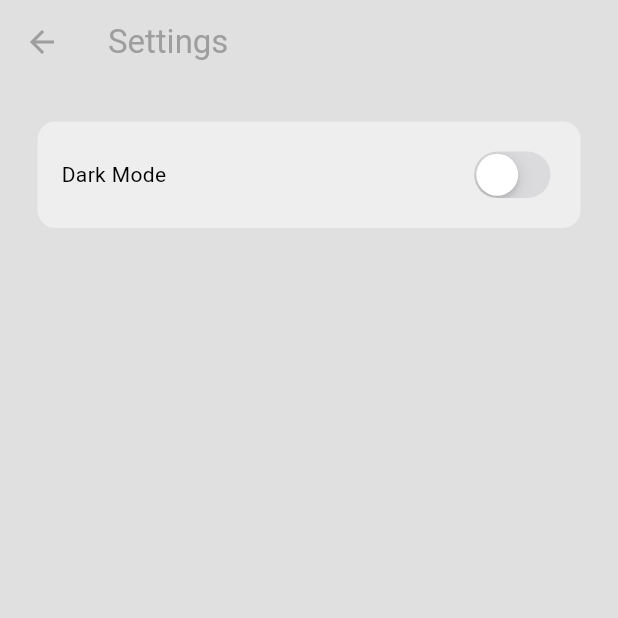
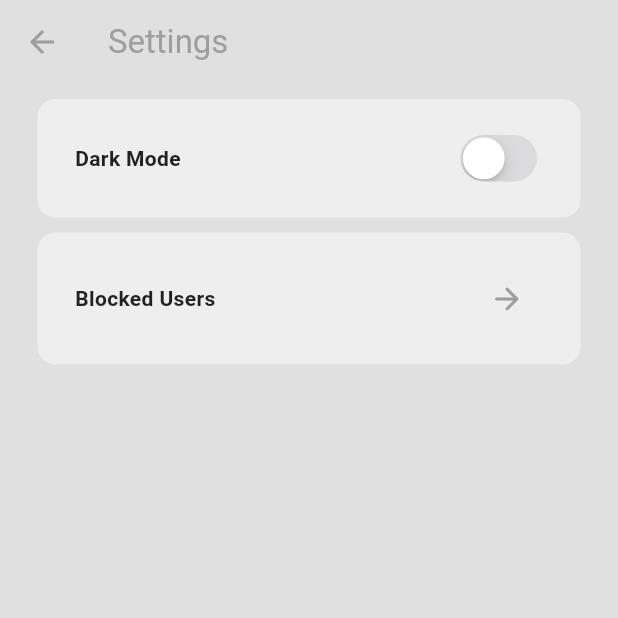
Before and after one commit to urnereDev/chatapp, a Flutter app: the screen it shows once a user with an empty profile is signed in, in the side drawer, after a tap on "S E T T I N G S", on a phone screen of 412 x 824 dp, the top half of it. Run offline on Flutter 3.47's test engine with Material 3 defaults, Android fonts, the phone set to English and light mode, and no system bars; our stand-ins replace cloud_firestore, firebase_auth, firebase_core; accounts and stored records are empty; generated files the repository leaves out were written again; network calls fail.

Commit message:
user block, message report and finish

```diff
--- a/lib/components/textfield.dart
+++ b/lib/components/textfield.dart
@@ -4,7 +4,13 @@ class TextFields extends StatelessWidget {
   final String hintText;
   final bool obscureText;
   final TextEditingController controller;
-  const TextFields({super.key, required this.hintText, this.obscureText= false, required this.controller});
+  final FocusNode? focusNode;
+  const TextFields(
+      {super.key,
+      required this.hintText,
+      this.obscureText = false,
+      required this.controller,
+      this.focusNode});
 
   @override
   Widget build(BuildContext context) {
@@ -13,13 +19,19 @@ class TextFields extends StatelessWidget {
       child: TextField(
         controller: controller,
         obscureText: obscureText,
-        decoration: InputDecoration(enabledBorder: OutlineInputBorder(
-          borderSide: BorderSide(color: Theme.of(context).colorScheme.tertiary),
-        ),
-        focusedBorder: OutlineInputBorder(borderSide: BorderSide(color: Theme.of(context).colorScheme.primary)),
-        fillColor: Theme.of(context).colorScheme.secondary,
-        filled: true,
-        hintText: hintText,hintStyle: TextStyle(color: Theme.of(context).colorScheme.primary)),
+        focusNode: focusNode,
+        decoration: InputDecoration(
+            enabledBorder: OutlineInputBorder(
+              borderSide:
+                  BorderSide(color: Theme.of(context).colorScheme.tertiary),
+            ),
+            focusedBorder: OutlineInputBorder(
+                borderSide:
+                    BorderSide(color: Theme.of(context).colorScheme.primary)),
+            fillColor: Theme.of(context).colorScheme.secondary,
+            filled: true,
+            hintText: hintText,
+            hintStyle: TextStyle(color: Theme.of(context).colorScheme.primary)),
       ),
     );
   }
--- a/lib/pages/home_page.dart
+++ b/lib/pages/home_page.dart
@@ -28,7 +28,7 @@ class HomePage extends StatelessWidget {
 
   Widget buildUserList() {
     return StreamBuilder(
-      stream: chatService.getUsersStream(),
+      stream: chatService.getUsersStreamExcludingBlocked(),
       builder: (context, snapshot) {
         if (snapshot.hasError) {
           return Center(
--- a/lib/pages/settings_page.dart
+++ b/lib/pages/settings_page.dart
@@ -1,3 +1,4 @@
+import 'package:chatapp/pages/blocked_users_page.dart';
 import 'package:chatapp/themes/theme_provider.dart';
 import 'package:flutter/cupertino.dart';
 import 'package:flutter/material.dart';
@@ -11,24 +12,32 @@ class SettingsPage extends StatelessWidget {
     return Scaffold(
       backgroundColor: Theme.of(context).colorScheme.surfaceTint,
       appBar: AppBar(
-        title: Text("Settings"),
+        title: const Text("Settings"),
         backgroundColor: Colors.transparent,
         foregroundColor: Colors.grey,
         elevation: 0,
       ),
-      body: Container(
-        margin: EdgeInsets.all(25),
-        padding: EdgeInsets.all(16),
+      body: Column(
+        children: [
+          Container(
+            margin: const EdgeInsets.only(left: 25, top: 10, right: 25),
+            padding:
+                const EdgeInsets.only(right: 25, left: 25, bottom: 20, top: 20),
             decoration: BoxDecoration(
                 color: Theme.of(context).colorScheme.secondary,
                 borderRadius: BorderRadius.circular(12)),
             child: Row(
               mainAxisAlignment: MainAxisAlignment.spaceBetween,
               children: [
-            Text("Dark Mode"),
+                Text(
+                  "Dark Mode",
+                  style: TextStyle(
+                      fontWeight: FontWeight.bold,
+                      color: Theme.of(context).colorScheme.inversePrimary),
+                ),
                 CupertinoSwitch(
-              value:
-                  Provider.of<ThemeProvider>(context, listen: false).isDarkMode,
+                  value: Provider.of<ThemeProvider>(context, listen: false)
+                      .isDarkMode,
                   onChanged: (value) =>
                       Provider.of<ThemeProvider>(context, listen: false)
                           .toggleTheme(),
@@ -36,6 +45,37 @@ class SettingsPage extends StatelessWidget {
               ],
             ),
           ),
+          Container(
+            margin: const EdgeInsets.only(left: 25, top: 10, right: 25),
+            padding:
+                const EdgeInsets.only(right: 25, left: 25, bottom: 20, top: 20),
+            decoration: BoxDecoration(
+                color: Theme.of(context).colorScheme.secondary,
+                borderRadius: BorderRadius.circular(12)),
+            child: Row(
+              mainAxisAlignment: MainAxisAlignment.spaceBetween,
+              children: [
+                Text(
+                  "Blocked Users",
+                  style: TextStyle(
+                      fontWeight: FontWeight.bold,
+                      color: Theme.of(context).colorScheme.inversePrimary),
+                ),
+                IconButton(
+                    onPressed: () => Navigator.push(
+                        context,
+                        MaterialPageRoute(
+                          builder: (context) => BlockedUsersPage(),
+                        )),
+                    icon: Icon(
+                      Icons.arrow_forward_rounded,
+                      color: Theme.of(context).colorScheme.primary,
+                    ))
+              ],
+            ),
+          ),
+        ],
+      ),
     );
   }
 }
--- a/lib/services/chat/chat_service.dart
+++ b/lib/services/chat/chat_service.dart
@@ -1,8 +1,9 @@
 import 'package:chatapp/models/message.dart';
 import 'package:cloud_firestore/cloud_firestore.dart';
 import 'package:firebase_auth/firebase_auth.dart';
+import 'package:flutter/material.dart';
 
-class ChatService {
+class ChatService extends ChangeNotifier {
   final FirebaseFirestore firestore = FirebaseFirestore.instance;
   final FirebaseAuth auth = FirebaseAuth.instance;
 
@@ -15,6 +16,35 @@ class ChatService {
         },
       ).toList();
     });
+  }
+
+  Stream<List<Map<String, dynamic>>> getUsersStreamExcludingBlocked() {
+    final currentUser = auth.currentUser;
+    return firestore
+        .collection("Users")
+        .doc(currentUser!.uid)
+        .collection("BlockedUsers")
+        .snapshots()
+        .asyncMap(
+      (snapshot) async {
+        final blockedUserIds = snapshot.docs
+            .map(
+              (doc) => doc.id,
+            )
+            .toList();
+        final usersSnapshot = await firestore.collection("Users").get();
+        return usersSnapshot.docs
+            .where(
+              (doc) =>
+                  doc.data()["email"] != currentUser.email &&
+                  !blockedUserIds.contains(doc.id),
+            )
+            .map(
+              (doc) => doc.data(),
+            )
+            .toList();
+      },
+    );
   }
 
   Future<void> sendMessage(String receiverId, message) async {
@@ -51,4 +81,59 @@ class ChatService {
         .orderBy("timestamp", descending: false)
         .snapshots();
   }
+
+  Future<void> reportUser(String messageId, String userId) async {
+    final currentUser = auth.currentUser;
+    final report = {
+      "reportedBy": currentUser!.uid,
+      "messageId": messageId,
+      "messageOwnerId": userId,
+      "timestamp": FieldValue.serverTimestamp()
+    };
+    await firestore.collection("Reports").add(report);
+  }
+
+  Future<void> blockUser(String userId) async {
+    final currentUser = auth.currentUser;
+    await firestore
+        .collection("Users")
+        .doc(currentUser!.uid)
+        .collection("BlockedUsers")
+        .doc(userId)
+        .set({});
+    notifyListeners();
+  }
+
+  Future<void> unblockUser(String blockedUserId) async {
+    final currentUser = auth.currentUser;
+    await firestore
+        .collection("Users")
+        .doc(currentUser!.uid)
+        .collection("BlockedUsers")
+        .doc(blockedUserId)
+        .delete();
+  }
+
+  Stream<List<Map<String, dynamic>>> getBlockedUsersStream(String userId) {
+    return firestore
+        .collection("Users")
+        .doc(userId)
+        .collection("BlockedUsers")
+        .snapshots()
+        .asyncMap(
+      (snapshot) async {
+        final blockedUserIds = snapshot.docs
+            .map(
+              (doc) => doc.id,
+            )
+            .toList();
+        final userDocs = await Future.wait(blockedUserIds.map(
+          (id) => firestore.collection("Users").doc(id).get(),
+        ));
+        return userDocs
+            .map((doc) => doc.data() as Map<String, dynamic>)
+            .toList();
+      },
+    );
+  }
 }
```
Also changed, not shown: lib/components/chat_bubble.dart (+99 -2 lines), lib/pages/blocked_users_page.dart (added, +75 -0 lines), lib/pages/chat_page.dart (+49 -6 lines). Lines whose indentation alone changed are shown as unchanged.
